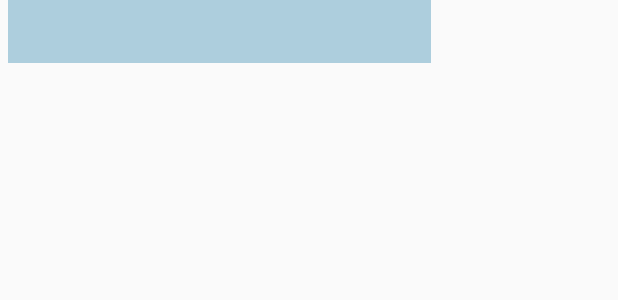
After one commit to Osa-sergey/BRS-1, an Android app: the layout view_mark_type_simple_dropdown_item.xml on its own in the app's theme, with its tools: preview values and no code run, on a phone screen of 412 x 824 dp. The commit adds this screen. Shown: the top 300 px of the screen. Run offline under Robolectric (Android 15) with nearby library versions, the phone set to English and light mode, and no system bars.

Commit message:
добавлены разметки для отображения spinner и внесен текстовый ресурс

```diff
--- a/app/src/main/res/layout/top_bar.xml
+++ b/app/src/main/res/layout/top_bar.xml
@@ -19,7 +19,7 @@
                 android:id="@+id/toolbarText"
                 android:layout_width="wrap_content"
                 android:layout_height="wrap_content"
-                android:text="NEWS"
+                android:text="@string/news_toolbar"
                 android:fontFamily="Roboto"
                 android:textColor="@color/colorToolBarText"
                 android:textSize="18sp" />
--- /dev/null
+++ b/app/src/main/res/layout/view_mark_type_simple_dropdown_item.xml
@@ -0,0 +1,12 @@
+<?xml version="1.0" encoding="utf-8"?>
+
+<TextView
+    xmlns:android="http://schemas.android.com/apk/res/android"
+    android:layout_width="282dp"
+    android:layout_height="42dp"
+    android:layout_marginStart="5dp"
+    android:layout_marginEnd="5dp"
+    android:background="@color/colorPopupSpinnerBackground"
+    android:textColor="@color/colorPopupSpinnerText"
+    android:fontFamily="Roboto"
+    android:textSize="18sp"/>
```
Also changed, not shown: app/src/main/res/layout/view_semester_simple_dropdown_item.xml (added, +10 -0 lines).
